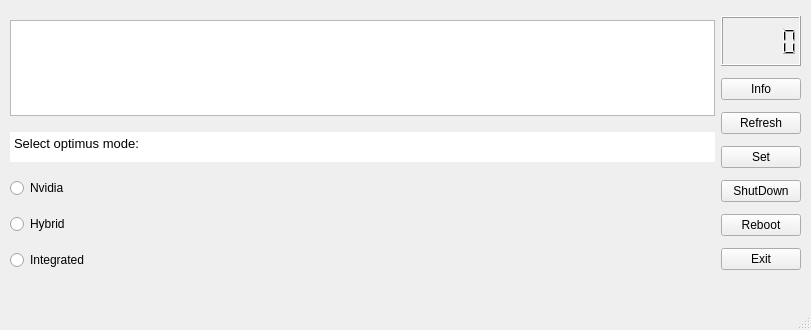
First picture: the form in mainwindow.ui, repository RNA3210d/envyctl-gui, before the edit.
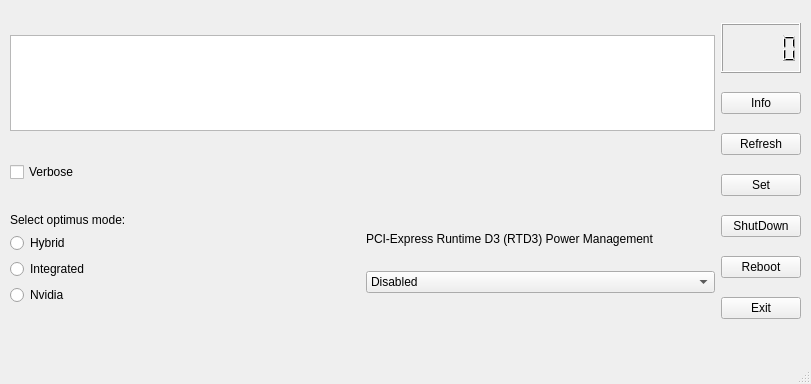
Second picture: the form after the edit. Icons and pictures are not drawn.

Commit message:
Add verbose and RTD3 options
(switching to integrated  works only with verbose ticked)

Diff of the .ui file:
```diff
--- a/mainwindow.ui
+++ b/mainwindow.ui
@@ -7,13 +7,13 @@
     <x>0</x>
     <y>0</y>
     <width>811</width>
-    <height>330</height>
+    <height>384</height>
    </rect>
   </property>
   <property name="maximumSize">
    <size>
     <width>811</width>
-    <height>330</height>
+    <height>600</height>
    </size>
   </property>
   <property name="windowTitle">
@@ -32,7 +32,7 @@
       <x>10</x>
       <y>10</y>
       <width>791</width>
-      <height>273</height>
+      <height>322</height>
      </rect>
     </property>
     <layout class="QHBoxLayout" name="horizontalLayout">
@@ -54,58 +54,34 @@
 &lt;html&gt;&lt;head&gt;&lt;meta name=&quot;qrichtext&quot; content=&quot;1&quot; /&gt;&lt;meta charset=&quot;utf-8&quot; /&gt;&lt;title&gt;Command Screen&lt;/title&gt;&lt;style type=&quot;text/css&quot;&gt;
 p, li { white-space: pre-wrap; }
 hr { height: 1px; border-width: 0; }
+li.unchecked::marker { content: &quot;\2610&quot;; }
+li.checked::marker { content: &quot;\2612&quot;; }
 &lt;/style&gt;&lt;/head&gt;&lt;body style=&quot; font-family:'Sans Serif'; font-size:9pt; font-weight:400; font-style:normal;&quot;&gt;
 &lt;p style=&quot;-qt-paragraph-type:empty; margin-top:0px; margin-bottom:0px; margin-left:0px; margin-right:0px; -qt-block-indent:0; text-indent:0px;&quot;&gt;&lt;br /&gt;&lt;/p&gt;&lt;/body&gt;&lt;/html&gt;</string>
          </property>
         </widget>
        </item>
        <item>
-        <widget class="QTextBrowser" name="textBrowser">
+        <widget class="QCheckBox" name="checkBox">
+         <property name="text">
+          <string>Verbose</string>
+         </property>
+        </widget>
+       </item>
+       <item>
+        <layout class="QGridLayout" name="gridLayout">
+         <item row="0" column="0">
+          <layout class="QVBoxLayout" name="verticalLayout_3">
+           <item>
+            <widget class="QLabel" name="label">
          <property name="maximumSize">
           <size>
            <width>16777215</width>
-           <height>30</height>
-          </size>
-         </property>
-         <property name="mouseTracking">
-          <bool>false</bool>
-         </property>
-         <property name="autoFillBackground">
-          <bool>false</bool>
-         </property>
-         <property name="frameShape">
-          <enum>QFrame::NoFrame</enum>
-         </property>
-         <property name="frameShadow">
-          <enum>QFrame::Plain</enum>
-         </property>
-         <property name="documentTitle">
-          <string/>
-         </property>
-         <property name="html">
-          <string>&lt;!DOCTYPE HTML PUBLIC &quot;-//W3C//DTD HTML 4.0//EN&quot; &quot;http://www.w3.org/TR/REC-html40/strict.dtd&quot;&gt;
-&lt;html&gt;&lt;head&gt;&lt;meta name=&quot;qrichtext&quot; content=&quot;1&quot; /&gt;&lt;meta charset=&quot;utf-8&quot; /&gt;&lt;style type=&quot;text/css&quot;&gt;
-p, li { white-space: pre-wrap; }
-hr { height: 1px; border-width: 0; }
-&lt;/style&gt;&lt;/head&gt;&lt;body style=&quot; font-family:'Sans Serif'; font-size:9pt; font-weight:400; font-style:normal;&quot;&gt;
-&lt;p style=&quot; margin-top:0px; margin-bottom:0px; margin-left:0px; margin-right:0px; -qt-block-indent:0; text-indent:0px;&quot;&gt;&lt;span style=&quot; font-size:10pt;&quot;&gt;Select optimus mode:&lt;/span&gt;&lt;/p&gt;&lt;/body&gt;&lt;/html&gt;</string>
-         </property>
-         <property name="textInteractionFlags">
-          <set>Qt::NoTextInteraction</set>
-         </property>
-        </widget>
-       </item>
-       <item>
-        <widget class="QRadioButton" name="radioButton_2">
-         <property name="toolTip">
-          <string>Switch to Nvidia dGPU</string>
-         </property>
+               <height>32</height>
+              </size>
+             </property>
          <property name="text">
-          <string>Nvidia</string>
-         </property>
-         <property name="icon">
-          <iconset theme="nvidia">
-           <normaloff>.</normaloff>.</iconset>
+              <string>Select optimus mode:</string>
          </property>
         </widget>
        </item>
@@ -136,6 +112,65 @@
            <normaloff>.</normaloff>.</iconset>
          </property>
         </widget>
+           </item>
+           <item>
+            <widget class="QRadioButton" name="radioButton_2">
+             <property name="toolTip">
+              <string>Switch to Nvidia dGPU</string>
+             </property>
+             <property name="text">
+              <string>Nvidia</string>
+             </property>
+             <property name="icon">
+              <iconset theme="nvidia">
+               <normaloff>.</normaloff>.</iconset>
+             </property>
+            </widget>
+           </item>
+          </layout>
+         </item>
+         <item row="0" column="1">
+          <layout class="QVBoxLayout" name="verticalLayout_4">
+           <item>
+            <widget class="QLabel" name="label_2">
+             <property name="maximumSize">
+              <size>
+               <width>16777215</width>
+               <height>32</height>
+              </size>
+             </property>
+             <property name="text">
+              <string>PCI-Express Runtime D3 (RTD3) Power Management</string>
+             </property>
+            </widget>
+           </item>
+           <item>
+            <widget class="QComboBox" name="comboBox">
+             <item>
+              <property name="text">
+               <string>Disabled</string>
+              </property>
+             </item>
+             <item>
+              <property name="text">
+               <string>Coarse</string>
+              </property>
+             </item>
+             <item>
+              <property name="text">
+               <string>Fine</string>
+              </property>
+             </item>
+             <item>
+              <property name="text">
+               <string>Fine (Ampere and later)</string>
+              </property>
+             </item>
+            </widget>
+           </item>
+          </layout>
+         </item>
+        </layout>
        </item>
       </layout>
      </item>
```
Lines whose indentation alone changed are shown as unchanged. The commit also changes 3 other files.
